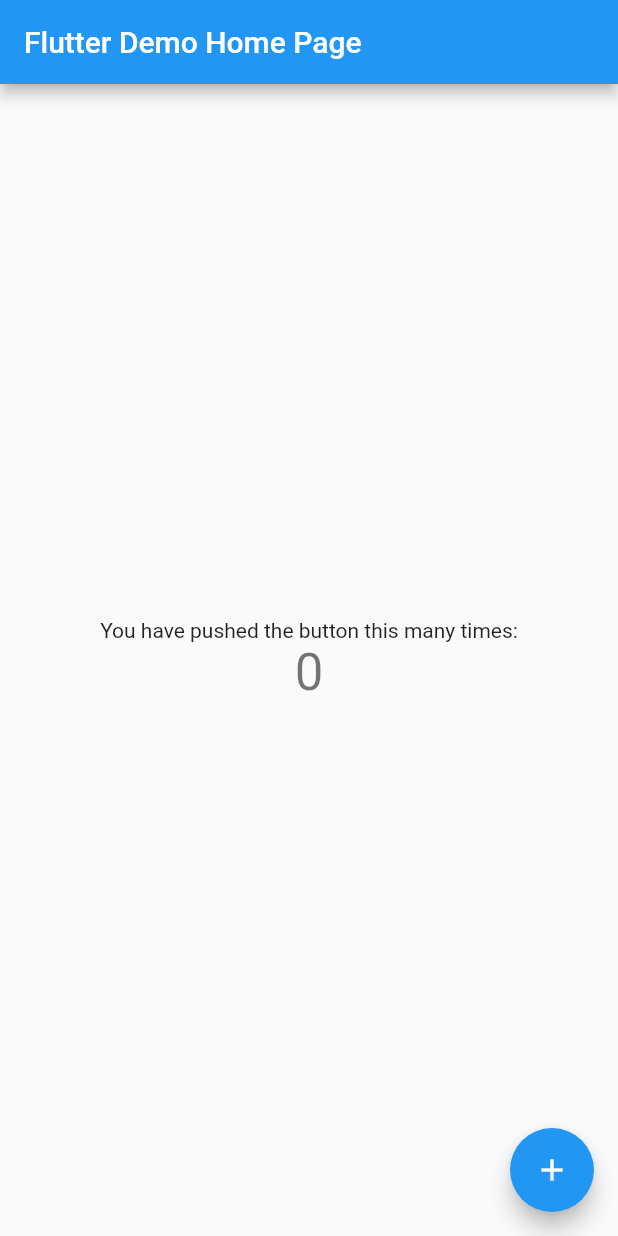
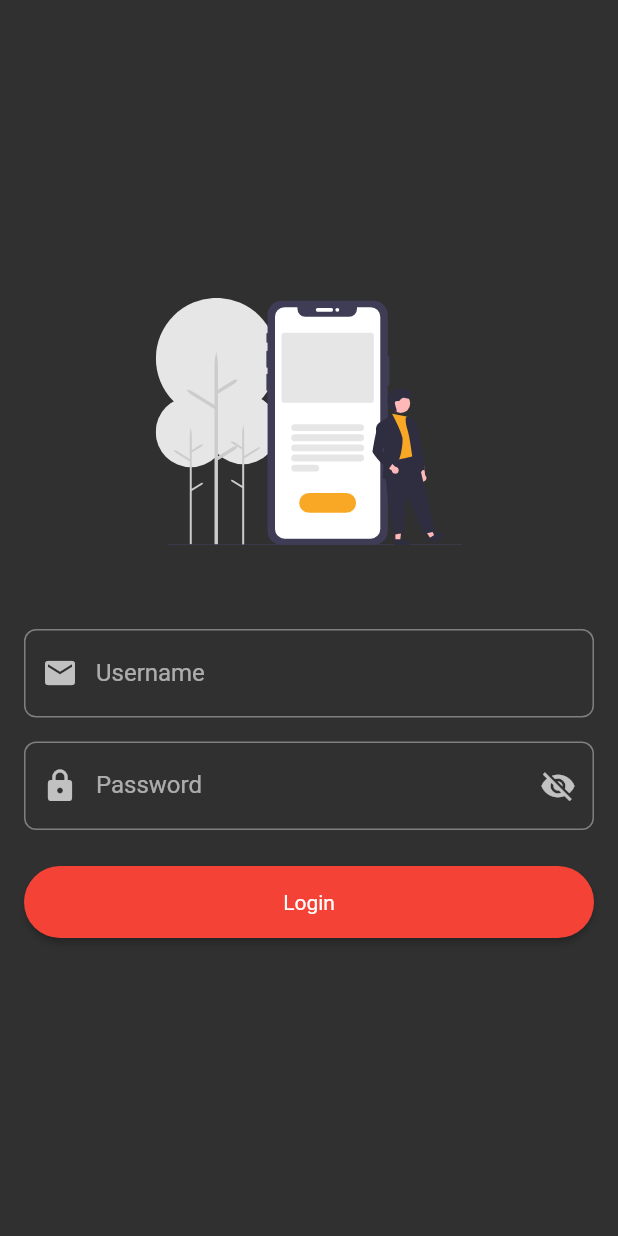
Before and after one commit to Fizhu/Housing-Payment, a Flutter app: the screen it shows after launch, on a phone screen of 412 x 824 dp. Run offline on Flutter 3.47's test engine with Material 2 defaults, Android fonts, the phone set to English and light mode, and no system bars; our stand-ins replace bloc, dio, equatable, flutter_bloc, flutter_svg, fluttertoast and 2 more; generated files the repository leaves out were written again.

Commit message:
adding login and many more

```diff
--- /dev/null
+++ b/lib/data/models/data.dart
@@ -0,0 +1,60 @@
+import 'package:json_annotation/json_annotation.dart';
+
+part 'data.g.dart';
+
+@JsonSerializable()
+class ResponseData<T> {
+  @JsonKey(name: 'status')
+  final bool status;
+  @JsonKey(name: 'message')
+  final String message;
+  @JsonKey(name: 'data')
+  final Map<String, dynamic> data;
+
+  ResponseData({this.status, this.message, this.data});
+
+  factory ResponseData.fromJson(Map<String, dynamic> json) =>
+      _$ResponseDataFromJson(json);
+
+  Map<String, dynamic> toJson() => _$ResponseDataToJson(this);
+}
+
+@JsonSerializable()
+class ResponseList {
+  @JsonKey(name: 'status')
+  final bool status;
+  @JsonKey(name: 'message')
+  final String message;
+  @JsonKey(name: 'total')
+  final int total;
+  @JsonKey(name: 'data')
+  final List<dynamic> list;
+
+
+  ResponseList(this.status, this.message, this.total, this.list);
+
+  factory ResponseList.fromJson(Map<String, dynamic> json) =>
+      _$ResponseListFromJson(json);
+
+  Map<String, dynamic> toJson() => _$ResponseListToJson(this);
+}
+
+@JsonSerializable()
+class User {
+  @JsonKey(name: 'id')
+  final int id;
+  @JsonKey(name: 'name')
+  final String name;
+  @JsonKey(name: 'no_kontrak')
+  final String no_kontrak;
+  @JsonKey(name: 'password')
+  final String password;
+  @JsonKey(name: 'role')
+  final String role;
+
+  User(this.id, this.name, this.no_kontrak, this.password, this.role);
+
+  factory User.fromJson(Map<String, dynamic> json) => _$UserFromJson(json);
+
+  Map<String, dynamic> toJson() => _$UserToJson(this);
+}
--- /dev/null
+++ b/lib/data/pref/pref.dart
@@ -0,0 +1,35 @@
+import 'dart:convert';
+
+import 'package:housing_payment/data/models/data.dart';
+import 'package:shared_preferences/shared_preferences.dart';
+
+class UserPref {
+  static const _PREF_STATUS = 'keyStatus';
+  static const _PREF_USER = 'keyUser';
+
+  static setStatus() async {
+    SharedPreferences prefs = await SharedPreferences.getInstance();
+    prefs.setBool(_PREF_STATUS, true);
+  }
+
+  static Future<bool> getStatus() async {
+    SharedPreferences prefs = await SharedPreferences.getInstance();
+    return prefs.getBool(_PREF_STATUS) ?? false;
+  }
+
+  static setUser(User user) async {
+    SharedPreferences prefs = await SharedPreferences.getInstance();
+    prefs.setString(_PREF_USER, json.encode(user));
+  }
+
+  static Future<User> getUser() async {
+    SharedPreferences prefs = await SharedPreferences.getInstance();
+    return User.fromJson(json.decode(prefs.getString(_PREF_USER)));
+  }
+
+  static clearData() async {
+    SharedPreferences prefs = await SharedPreferences.getInstance();
+    prefs.remove(_PREF_STATUS);
+    prefs.remove(_PREF_USER);
+  }
+}
--- /dev/null
+++ b/lib/data/remote/api_endpoint.dart
@@ -0,0 +1,3 @@
+class ApiEndpoint {
+  static const ENDPOINT_LOGIN = "user/login";
+}
--- /dev/null
+++ b/lib/data/remote/rest_client.dart
@@ -0,0 +1,19 @@
+import 'package:dio/dio.dart' hide Headers;
+import 'package:housing_payment/data/models/data.dart';
+import 'package:housing_payment/utils/app_constant.dart';
+import 'package:retrofit/retrofit.dart';
+
+import 'api_endpoint.dart';
+
+part 'rest_client.g.dart';
+
+@RestApi(baseUrl: AppConstant.BASE_URL)
+abstract class RestClient {
+  factory RestClient(Dio dio, {String baseUrl}) = _RestClient;
+
+  @POST(ApiEndpoint.ENDPOINT_LOGIN)
+  @FormUrlEncoded()
+  Future<ResponseData> login(
+      @Field("no_kontrak") String noKontrak, @Field("password") String password);
+
+}
--- /dev/null
+++ b/lib/data/repository/repository.dart
@@ -0,0 +1,9 @@
+import 'package:housing_payment/data/models/data.dart';
+
+abstract class Repository {
+  Future<ResponseData> login(String email, String password);
+
+  Future<User> getUser();
+
+  saveUser(User user);
+}
--- a/lib/main.dart
+++ b/lib/main.dart
@@ -1,113 +1,44 @@
+import 'dart:io';
+
 import 'package:flutter/material.dart';
+import 'package:flutter_bloc/flutter_bloc.dart';
+import 'package:housing_payment/bloc/bloc_observer.dart';
+import 'package:housing_payment/data/pref/pref.dart';
+import 'package:housing_payment/ui/home/home.dart';
+import 'package:housing_payment/ui/login/login.dart';
 
-void main() {
+String _route = LoginPage.routeName;
+bool _isLogin;
+
+Future<void> main() async {
+  Bloc.observer = SimpleBlocObserver();
+  WidgetsFlutterBinding.ensureInitialized();
+  _isLogin = await UserPref.getStatus();
+  if (_isLogin) {
+    _route = HomePage.routeName;
+  } else {
+    _route = LoginPage.routeName;
+  }
   runApp(MyApp());
 }
 
 class MyApp extends StatelessWidget {
-  // This widget is the root of your application.
   @override
   Widget build(BuildContext context) {
     return MaterialApp(
-      title: 'Flutter Demo',
-      theme: ThemeData(
-        // This is the theme of your application.
-        //
-        // Try running your application with "flutter run". You'll see the
-        // application has a blue toolbar. Then, without quitting the app, try
-        // changing the primarySwatch below to Colors.green and then invoke
-        // "hot reload" (press "r" in the console where you ran "flutter run",
-        // or simply save your changes to "hot reload" in a Flutter IDE).
-        // Notice that the counter didn't reset back to zero; the application
-        // is not restarted.
-        primarySwatch: Colors.blue,
+      title: 'Housing Payment',
+      themeMode: ThemeMode.dark,
+      darkTheme: ThemeData(
+        brightness: Brightness.dark,
+        primarySwatch: Colors.red,
+        accentColor: Colors.orangeAccent,
+        visualDensity: VisualDensity.adaptivePlatformDensity,
       ),
-      home: MyHomePage(title: 'Flutter Demo Home Page'),
+      initialRoute: _route,
+      routes: {
+        LoginPage.routeName: (context) => LoginPage(),
+        HomePage.routeName: (context) => HomePage(),
+      },
     );
   }
 }
-
-class MyHomePage extends StatefulWidget {
-  MyHomePage({Key key, this.title}) : super(key: key);
-
-  // This widget is the home page of your application. It is stateful, meaning
-  // that it has a State object (defined below) that contains fields that affect
-  // how it looks.
-
-  // This class is the configuration for the state. It holds the values (in this
-  // case the title) provided by the parent (in this case the App widget) and
-  // used by the build method of the State. Fields in a Widget subclass are
-  // always marked "final".
-
-  final String title;
-
-  @override
-  _MyHomePageState createState() => _MyHomePageState();
-}
-
-class _MyHomePageState extends State<MyHomePage> {
-  int _counter = 0;
-
-  void _incrementCounter() {
-    setState(() {
-      // This call to setState tells the Flutter framework that something has
-      // changed in this State, which causes it to rerun the build method below
-      // so that the display can reflect the updated values. If we changed
-      // _counter without calling setState(), then the build method would not be
-      // called again, and so nothing would appear to happen.
-      _counter++;
-    });
-  }
-
-  @override
-  Widget build(BuildContext context) {
-    // This method is rerun every time setState is called, for instance as done
-    // by the _incrementCounter method above.
-    //
-    // The Flutter framework has been optimized to make rerunning build methods
-    // fast, so that you can just rebuild anything that needs updating rather
-    // than having to individually change instances of widgets.
-    return Scaffold(
-      appBar: AppBar(
-        // Here we take the value from the MyHomePage object that was created by
-        // the App.build method, and use it to set our appbar title.
-        title: Text(widget.title),
-      ),
-      body: Center(
-        // Center is a layout widget. It takes a single child and positions it
-        // in the middle of the parent.
-        child: Column(
-          // Column is also a layout widget. It takes a list of children and
-          // arranges them vertically. By default, it sizes itself to fit its
-          // children horizontally, and tries to be as tall as its parent.
-          //
-          // Invoke "debug painting" (press "p" in the console, choose the
-          // "Toggle Debug Paint" action from the Flutter Inspector in Android
-          // Studio, or the "Toggle Debug Paint" command in Visual Studio Code)
-          // to see the wireframe for each widget.
-          //
-          // Column has various properties to control how it sizes itself and
-          // how it positions its children. Here we use mainAxisAlignment to
-          // center the children vertically; the main axis here is the vertical
-          // axis because Columns are vertical (the cross axis would be
-          // horizontal).
-          mainAxisAlignment: MainAxisAlignment.center,
-          children: <Widget>[
-            Text(
-              'You have pushed the button this many times:',
-            ),
-            Text(
-              '$_counter',
-              style: Theme.of(context).textTheme.headline4,
-            ),
-          ],
-        ),
-      ),
-      floatingActionButton: FloatingActionButton(
-        onPressed: _incrementCounter,
-        tooltip: 'Increment',
-        child: Icon(Icons.add),
-      ), // This trailing comma makes auto-formatting nicer for build methods.
-    );
-  }
-}
--- /dev/null
+++ b/lib/ui/login/login.dart
@@ -0,0 +1,203 @@
+import 'dart:developer';
+
+import 'package:dio/dio.dart';
+import 'package:flutter/material.dart';
+import 'package:flutter_svg/flutter_svg.dart';
+import 'package:housing_payment/data/models/data.dart';
+import 'package:housing_payment/data/pref/pref.dart';
+import 'package:housing_payment/data/remote/rest_client.dart';
+import 'package:housing_payment/ui/home/home.dart';
+import 'package:housing_payment/utils/ext.dart';
+
+class LoginPage extends StatefulWidget {
+  static const routeName = '/login';
+
+  @override
+  _LoginPageState createState() => _LoginPageState();
+}
+
+class _LoginPageState extends State<LoginPage> {
+  bool _passwordVisible;
+  String _noKontrak, _password;
+  final _restClient = RestClient(Dio());
+
+  final GlobalKey<FormState> _formKey = GlobalKey<FormState>();
+
+  @override
+  void initState() {
+    super.initState();
+    _passwordVisible = false;
+  }
+
+  double _getHeight() {
+    if (MediaQuery.of(context).orientation == Orientation.landscape) {
+      return MediaQuery.of(context).size.height / 2;
+    } else {
+      return MediaQuery.of(context).size.height / 5;
+    }
+  }
+
+  _login() async {
+    Ext.showLoading(context);
+    await _restClient.login(_noKontrak.trim(), _password).then((value) {
+      log(value.toJson().toString());
+      if (value.status) {
+        Ext.dismissLoading(context);
+        User _user = User.fromJson(value.data);
+        _successLogin(_user);
+      } else {
+        Ext.dismissLoading(context);
+        Ext.toast(value.message);
+      }
+    }, onError: (e, s) {
+      Ext.dismissLoading(context);
+      if (e.type == DioErrorType.CONNECT_TIMEOUT ||
+          e.type == DioErrorType.RECEIVE_TIMEOUT) {
+        Ext.handleError('Connection Timeout', e.message);
+      } else if (e.type == DioErrorType.DEFAULT) {
+        Ext.handleError(
+            'Connection Problem', e.message + '\n' + 'StackTrace : $s');
+      } else {
+        Ext.handleError(
+            'Something when wrong', e.message + '\n' + 'StackTrace : $s');
+      }
+    });
+  }
+
+  void _handleSubmit() async {
+    final FormState form = _formKey.currentState;
+    if (form.validate()) {
+      form.save();
+      _login();
+    }
+  }
+
+  void _successLogin(User user) {
+    UserPref.setStatus();
+    UserPref.setUser(user);
+    Navigator.pushReplacementNamed(context, HomePage.routeName);
+  }
+
+  Widget _pwFormInput() {
+    return Container(
+      child: TextFormField(
+        keyboardType: TextInputType.text,
+        obscureText: !_passwordVisible,
+        onSaved: (String value) {
+          _password = value;
+        },
+        validator: (value) {
+          if (value.isEmpty) {
+            return 'Password is Required';
+          } else if (value.length < 6) {
+            return 'Password should contains more then 5 character';
+          } else {
+            return null;
+          }
+        },
+        decoration: InputDecoration(
+          labelText: 'Password',
+          border: OutlineInputBorder(
+            borderRadius: BorderRadius.circular(8.0),
+          ),
+          prefixIcon: Icon(
+            Icons.lock,
+          ),
+          suffixIcon: IconButton(
+            icon: Icon(
+              // Based on passwordVisible state choose the icon
+              _passwordVisible ? Icons.visibility : Icons.visibility_off,
+            ),
+            onPressed: () {
+              // Update the state i.e. toogle the state of passwordVisible variable
+              setState(() {
+                _passwordVisible = !_passwordVisible;
+              });
+            },
+          ),
+        ),
+      ),
+    );
+  }
+
+  @override
+  Widget build(BuildContext context) {
+    return Scaffold(
+      body: SafeArea(
+        child: Center(
+          child: Padding(
+            padding: EdgeInsets.all(16.0),
+            child: Form(
+              key: _formKey,
+              child: SingleChildScrollView(
+                child: Column(
+                  mainAxisSize: MainAxisSize.min,
+                  children: <Widget>[
+                    Container(
+                      height: _getHeight(),
+                      child: SvgPicture.asset(
+                        'assets/images/illust_login.svg',
+                        semanticsLabel: 'Illust Login',
+                      ),
+                    ),
+                    SizedBox(
+                      height: 56.0,
+                    ),
+                    Container(
+                      child: TextFormField(
+                        keyboardType: TextInputType.text,
+                        textCapitalization: TextCapitalization.characters,
+                        onSaved: (String value) {
+                          _noKontrak = value;
+                        },
+                        validator: (value) {
+                          if (value.isEmpty) {
+                            return 'Username is Required';
+                          } else {
+                            return null;
+                          }
+                        },
+                        decoration: InputDecoration(
+                          labelText: 'Username',
+                          border: OutlineInputBorder(
+                            borderRadius: BorderRadius.circular(8.0),
+                          ),
+                          prefixIcon: Icon(
+                            Icons.mail,
+                          ),
+                        ),
+                      ),
+                    ),
+                    SizedBox(
+                      height: 16.0,
+                    ),
+                    _pwFormInput(),
+                    SizedBox(
+                      height: 24.0,
+                    ),
+                    Container(
+                      width: MediaQuery.of(context).size.width,
+                      child: ElevatedButton(
+                        style: ElevatedButton.styleFrom(
+                          padding: EdgeInsets.all(16.0),
+                          shape: RoundedRectangleBorder(
+                            borderRadius: BorderRadius.circular(32.0),
+                          ),
+                          textStyle: TextStyle(color: Colors.white),
+                        ),
+                        onPressed: () {
+                          _handleSubmit();
+                        },
+                        child: Text('Login'),
+                      ),
+                    ),
+                  ],
+                ),
+              ),
+            ),
+          ),
+        ),
+      ),
+    );
+  }
+}
--- a/lib/utils/app_constant.dart
+++ b/lib/utils/app_constant.dart
@@ -1,5 +1,5 @@
 class AppConstant {
-  static const BASE_URL = 'https://bus.unila.ac.id/crud/api/v1/';
+  static const BASE_URL = 'http://23.21.216.153:3000/';
   static const AUTHOR = 'Fizhu';
   static const DATE_TIME_FORMAT = 'yyyy-MM-dd HH:mm:ss';
 }
--- a/pubspec.yaml
+++ b/pubspec.yaml
@@ -26,14 +26,14 @@ dependencies:
   cupertino_icons: ^0.1.3
   http: ^0.12.2
   shared_preferences: ^0.5.12+4
-  flutter_svg: 0.19.0
+  flutter_svg:  ^0.20.0-nullsafety.3
   retrofit: any
   logger: any
   json_annotation: ^3.0.1
   fluttertoast: ^7.0.2
   flutter_bloc: ^6.1.1
   equatable: ^1.2.5
-  cached_network_image: ^2.2.0+1
+  cached_network_image: ^2.4.1
   intl: ^0.16.1
 
 dev_dependencies:
```
Also changed, not shown: lib/bloc/bloc_observer.dart (added, +27 -0 lines), lib/bloc/user/user_bloc.dart (added, +53 -0 lines), lib/bloc/user/user_event.dart (added, +19 -0 lines), lib/bloc/user/user_state.dart (added, +21 -0 lines), lib/data/repository/app_repository.dart (added, +24 -0 lines), lib/ui/home/home.dart (added, +87 -0 lines), lib/data/models/data.g.dart (added), lib/data/remote/rest_client.g.dart (added), pubspec.lock, 1 other file.
